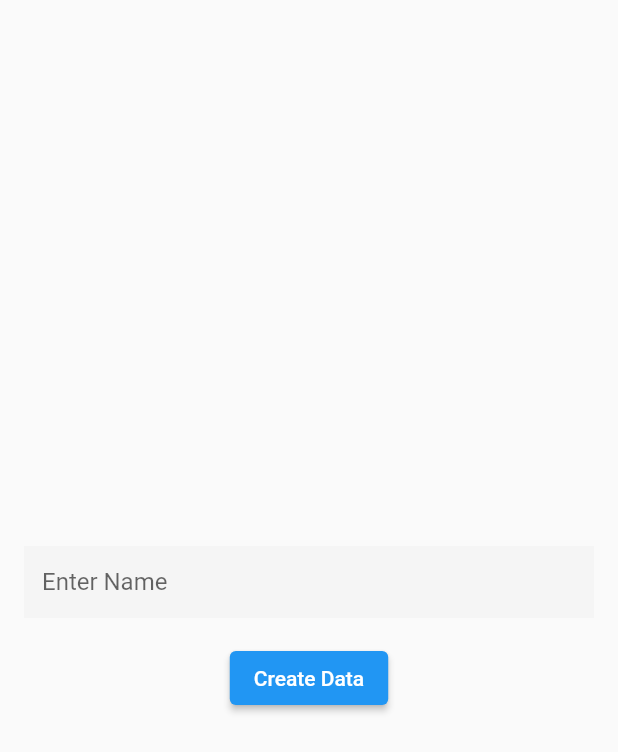
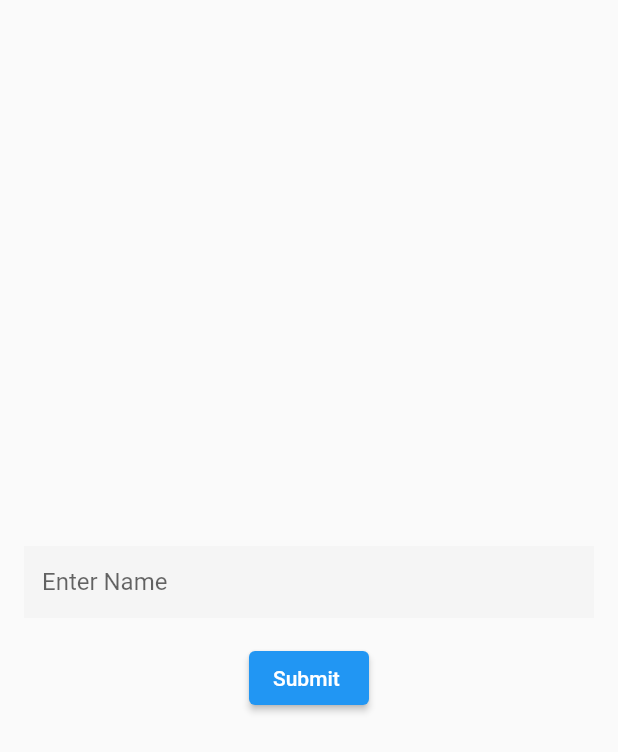
Before and after one commit to surajadkhari/flutter-post-api-with-https, a Flutter app: the screen it shows after launch, on a phone screen of 412 x 824 dp. Shown: the top 752 px of the screen. Run offline on Flutter 3.47's test engine with Material 2 defaults, Android fonts, the phone set to English and light mode, and no system bars.

```diff
--- a/lib/home/presentation/homepage.dart
+++ b/lib/home/presentation/homepage.dart
@@ -43,7 +43,7 @@ class _HomepageState extends State<Homepage> {
                           futureAlbum = UserRepository().createUser(data);
                         });
                       },
-                      child: const Text('Create Data'),
+                      child: const Text('Submit '),
                     ),
                   ],
                 )
```
